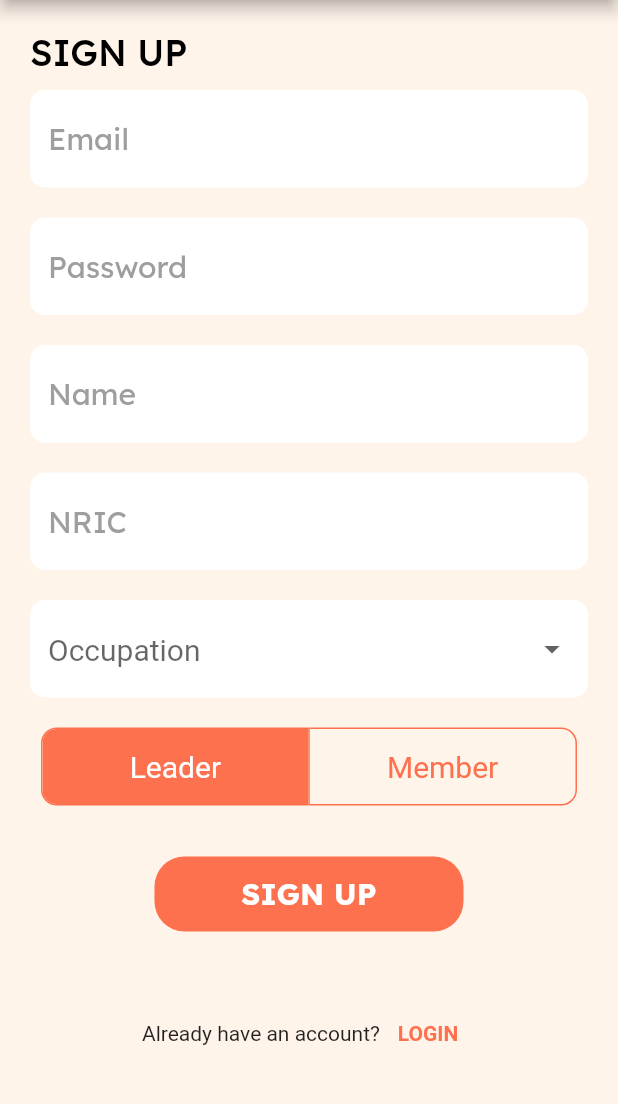
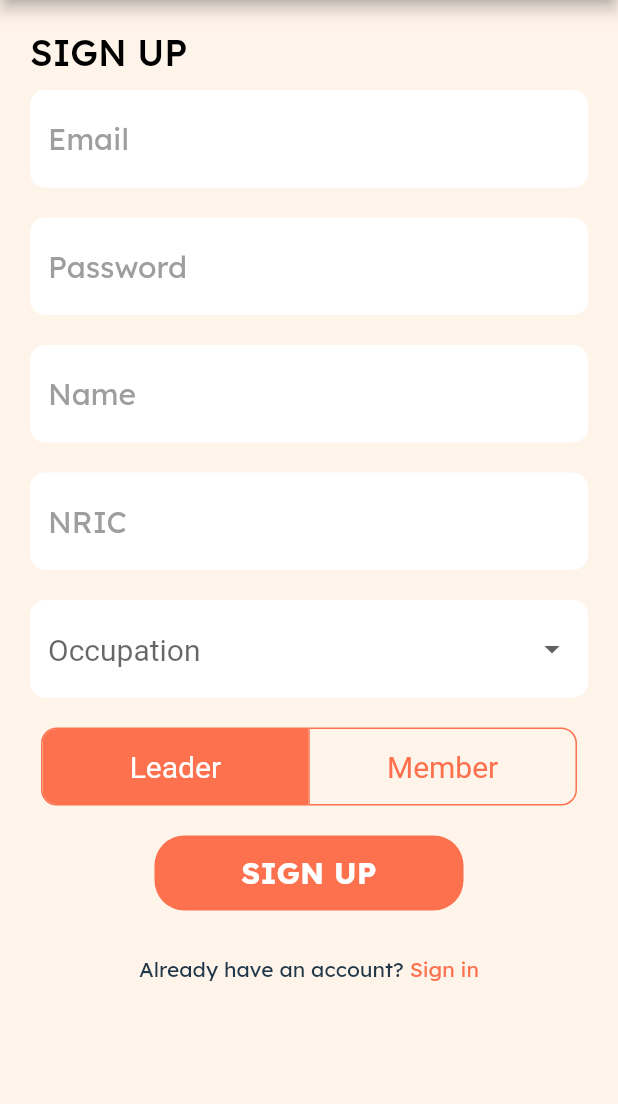
Before and after one commit to Daryl0101/my_rescue, a Flutter app: the SignUpPage screen opened by its route, on a phone screen of 412 x 824 dp, the part 84-1188 px from its top. Run offline on Flutter 3.47's test engine with Material 2 defaults, Android fonts, the phone set to English and light mode, and no system bars; our stand-ins replace cloud_firestore, firebase_auth, firebase_core, geocoding, geolocator, google_maps_flutter and 2 more; missing offline and left inert: dart:ffi; accounts and stored records are empty; network calls fail.

Commit message:
Sign up/Log in navigation

```diff
--- a/lib/modules/screens/signup.dart
+++ b/lib/modules/screens/signup.dart
@@ -1,15 +1,18 @@
 import 'package:firebase_auth/firebase_auth.dart';
 import 'package:firebase_core/firebase_core.dart';
 import 'package:cloud_firestore/cloud_firestore.dart';
+import 'package:flutter/gestures.dart';
 import 'package:flutter/material.dart';
 import 'package:my_rescue/modules/screens/TestFirestore.dart';
 import 'package:my_rescue/widgets/app_bar.dart';
 
+import '../../config/themes/theme_config.dart';
 import '../../firebase_options.dart';
 import '../../widgets/loading_bar.dart';
 import '../../widgets/text_button.dart';
 import '../auth/fireauth.dart';
 import '../auth/validator.dart';
+import 'login.dart';
 
 class SignUpPage extends StatefulWidget {
   const SignUpPage({super.key});
@@ -32,11 +35,11 @@ class _SignUpPageState extends State<SignUpPage> {
   final _focusName = FocusNode();
   final _focusNric = FocusNode();
 
-  var errorMsg = null;
+  var errorMsg;
 
   List<String> occupations = ["Army", "Police", "Firefighter", "Volunteer"];
   String selectedItem = "Volunteer";
-  List<Widget> pose = <Widget>[Text('Leader'), Text('Member')];
+  List<Widget> pose = <Widget>[const Text('Leader'), const Text('Member')];
   final List<bool> _selectedPose = <bool>[true, false];
 
   late Future myFuture;
@@ -58,17 +61,17 @@ class _SignUpPageState extends State<SignUpPage> {
   Widget build(BuildContext context) {
     return Scaffold(
       // Change the navbar later
-      appBar: UpperNavBar(),
+      appBar: const UpperNavBar(),
       body: SingleChildScrollView(
         child: FutureBuilder(
           future: myFuture,
           builder: (context, snapshot) {
             if (snapshot.connectionState == ConnectionState.done) {
               return Column(
-                mainAxisAlignment: MainAxisAlignment.center,
+                mainAxisAlignment: MainAxisAlignment.start,
                 children: [
                   Container(
-                    margin: EdgeInsets.all(20),
+                    margin: const EdgeInsets.all(20),
                     child: Form(
                       key: _formKey,
                       child: Column(
@@ -88,14 +91,14 @@ class _SignUpPageState extends State<SignUpPage> {
                           ),
                           // Email
                           Container(
-                            margin: EdgeInsets.symmetric(vertical: 10),
+                            margin: const EdgeInsets.symmetric(vertical: 10),
                             child: TextFormField(
                               controller: _emailTextController,
                               focusNode: _focusEmail,
                               validator: (value) => Validator.validateEmail(
                                 email: value!,
                               ),
-                              style: TextStyle(fontSize: 20),
+                              style: const TextStyle(fontSize: 20),
                               decoration: InputDecoration(
                                 filled: true,
                                 fillColor: Colors.white,
@@ -103,7 +106,7 @@ class _SignUpPageState extends State<SignUpPage> {
                                     borderRadius: BorderRadius.circular(10),
                                     borderSide: BorderSide.none),
                                 hintText: "Email",
-                                hintStyle: TextStyle(color: Colors.grey),
+                                hintStyle: const TextStyle(color: Colors.grey),
                                 focusedBorder: OutlineInputBorder(
                                   borderRadius: BorderRadius.circular(10),
                                 ),
@@ -114,14 +117,14 @@ class _SignUpPageState extends State<SignUpPage> {
                           ),
                           // Password
                           Container(
-                            margin: EdgeInsets.symmetric(vertical: 10),
+                            margin: const EdgeInsets.symmetric(vertical: 10),
                             child: TextFormField(
                               controller: _passwordTextController,
                               focusNode: _focusPassword,
                               validator: (value) => Validator.validatePassword(
                                 password: value!,
                               ),
-                              style: TextStyle(fontSize: 20),
+                              style: const TextStyle(fontSize: 20),
                               decoration: InputDecoration(
                                 filled: true,
                                 fillColor: Colors.white,
@@ -129,7 +132,7 @@ class _SignUpPageState extends State<SignUpPage> {
                                     borderRadius: BorderRadius.circular(10),
                                     borderSide: BorderSide.none),
                                 hintText: "Password",
-                                hintStyle: TextStyle(color: Colors.grey),
+                                hintStyle: const TextStyle(color: Colors.grey),
                                 focusedBorder: OutlineInputBorder(
                                   borderRadius: BorderRadius.circular(10),
                                 ),
@@ -142,14 +145,14 @@ class _SignUpPageState extends State<SignUpPage> {
                           ),
                           // Name
                           Container(
-                            margin: EdgeInsets.symmetric(vertical: 10),
+                            margin: const EdgeInsets.symmetric(vertical: 10),
                             child: TextFormField(
                               controller: _nameTextController,
                               focusNode: _focusName,
                               validator: (value) => Validator.validateName(
                                 name: value!,
                               ),
-                              style: TextStyle(fontSize: 20),
+                              style: const TextStyle(fontSize: 20),
                               decoration: InputDecoration(
                                 filled: true,
                                 fillColor: Colors.white,
@@ -157,7 +160,7 @@ class _SignUpPageState extends State<SignUpPage> {
                                     borderRadius: BorderRadius.circular(10),
                                     borderSide: BorderSide.none),
                                 hintText: "Name",
-                                hintStyle: TextStyle(color: Colors.grey),
+                                hintStyle: const TextStyle(color: Colors.grey),
                                 focusedBorder: OutlineInputBorder(
                                   borderRadius: BorderRadius.circular(10),
                                 ),
@@ -168,13 +171,13 @@ class _SignUpPageState extends State<SignUpPage> {
                           ),
                           // NRIC
                           Container(
-                            margin: EdgeInsets.symmetric(vertical: 10),
+                            margin: const EdgeInsets.symmetric(vertical: 10),
                             child: TextFormField(
                               controller: _nricTextController,
                               focusNode: _focusNric,
                               validator: (value) =>
                                   Validator.validateNric(nric: value!),
-                              style: TextStyle(fontSize: 20),
+                              style: const TextStyle(fontSize: 20),
                               decoration: InputDecoration(
                                 filled: true,
                                 fillColor: Colors.white,
@@ -182,7 +185,7 @@ class _SignUpPageState extends State<SignUpPage> {
                                     borderRadius: BorderRadius.circular(10),
                                     borderSide: BorderSide.none),
                                 hintText: "NRIC",
-                                hintStyle: TextStyle(color: Colors.grey),
+                                hintStyle: const TextStyle(color: Colors.grey),
                                 focusedBorder: OutlineInputBorder(
                                   borderRadius: BorderRadius.circular(10),
                                 ),
@@ -193,9 +196,9 @@ class _SignUpPageState extends State<SignUpPage> {
                           ),
                           // Occupation
                           Container(
-                            margin: EdgeInsets.symmetric(vertical: 10),
+                            margin: const EdgeInsets.symmetric(vertical: 10),
                             child: DropdownButtonFormField<String>(
-                              style: TextStyle(
+                              style: const TextStyle(
                                 color: Colors.black,
                                 fontSize: 20,
                               ),
@@ -208,7 +211,7 @@ class _SignUpPageState extends State<SignUpPage> {
                                     borderRadius: BorderRadius.circular(10),
                                     borderSide: BorderSide.none),
                                 hintText: "Occupation",
-                                hintStyle: TextStyle(color: Colors.grey),
+                                hintStyle: const TextStyle(color: Colors.grey),
                                 focusedBorder: OutlineInputBorder(
                                   borderRadius: BorderRadius.circular(10),
                                 ),
@@ -227,7 +230,7 @@ class _SignUpPageState extends State<SignUpPage> {
                           ),
                           // Toggle Button
                           Container(
-                            margin: EdgeInsets.symmetric(vertical: 10),
+                            margin: const EdgeInsets.symmetric(vertical: 10),
                             child: ToggleButtons(
                               borderRadius: BorderRadius.circular(10),
                               borderColor:
@@ -238,7 +241,7 @@ class _SignUpPageState extends State<SignUpPage> {
                               selectedBorderColor:
                                   Theme.of(context).colorScheme.secondary,
                               color: Theme.of(context).colorScheme.secondary,
-                              textStyle: TextStyle(fontSize: 20),
+                              textStyle: const TextStyle(fontSize: 20),
                               constraints: BoxConstraints(
                                   minHeight: 50,
                                   minWidth:
@@ -257,6 +260,7 @@ class _SignUpPageState extends State<SignUpPage> {
                               children: pose,
                             ),
                           ),
+
                           // Sign Up Button
                           CustomTextButton(
                             text: "SIGN UP",
@@ -338,7 +342,7 @@ class _SignUpPageState extends State<SignUpPage> {
                                           context,
                                           MaterialPageRoute(
                                               builder: (context) =>
-                                                  TestFirestore()));
+                                                  const TestFirestore()));
                                     }
                                   }
                                 }
@@ -349,29 +353,30 @@ class _SignUpPageState extends State<SignUpPage> {
                       ),
                     ),
                   ),
-                  Row(
-                    mainAxisAlignment: MainAxisAlignment.center,
-                    children: [
-                      Text('Already have an account?'),
-                      TextButton(
-                        onPressed: () => {},
-                        child: Text(
-                          "LOGIN",
-                          style: TextStyle(
-                              color: Theme.of(context).colorScheme.secondary,
-                              fontWeight: FontWeight.bold),
-                        ),
-                        style: ButtonStyle(
-                          overlayColor:
-                              MaterialStatePropertyAll(Colors.transparent),
-                        ),
-                      )
-                    ],
-                  ),
+                  RichText(
+                      text: TextSpan(
+                          style: Theme.of(context)
+                              .textTheme
+                              .displaySmall
+                              ?.copyWith(color: myRescueBlue),
+                          children: <TextSpan>[
+                        const TextSpan(text: "Already have an account? "),
+                        TextSpan(
+                            text: "Sign in",
+                            style: Theme.of(context)
+                                .textTheme
+                                .displaySmall
+                                ?.copyWith(color: myRescueOrange),
+                            recognizer: TapGestureRecognizer()
+                              ..onTap = () {
+                                Navigator.of(context)
+                                    .popAndPushNamed(LoginPage.routeName);
+                              })
+                      ]))
                 ],
               );
             }
-            return LoadingBar(
+            return const LoadingBar(
               text: "Hold on, we are connecting the server",
             );
           },
--- a/lib/widgets/text_button.dart
+++ b/lib/widgets/text_button.dart
@@ -26,7 +26,7 @@ class CustomTextButton extends StatelessWidget {
   Widget build(BuildContext context) {
     // Container to decide the background color
     return Container(
-      margin: const EdgeInsets.all(24),
+      margin: const EdgeInsets.all(10),
       decoration: BoxDecoration(
           color: backgroundColor, borderRadius: BorderRadius.circular(20)),
       // Sized box to define the size of the button
```
Also changed, not shown: lib/modules/screens/homepage.dart (+21 -6 lines), lib/modules/screens/login.dart (+37 -34 lines).
